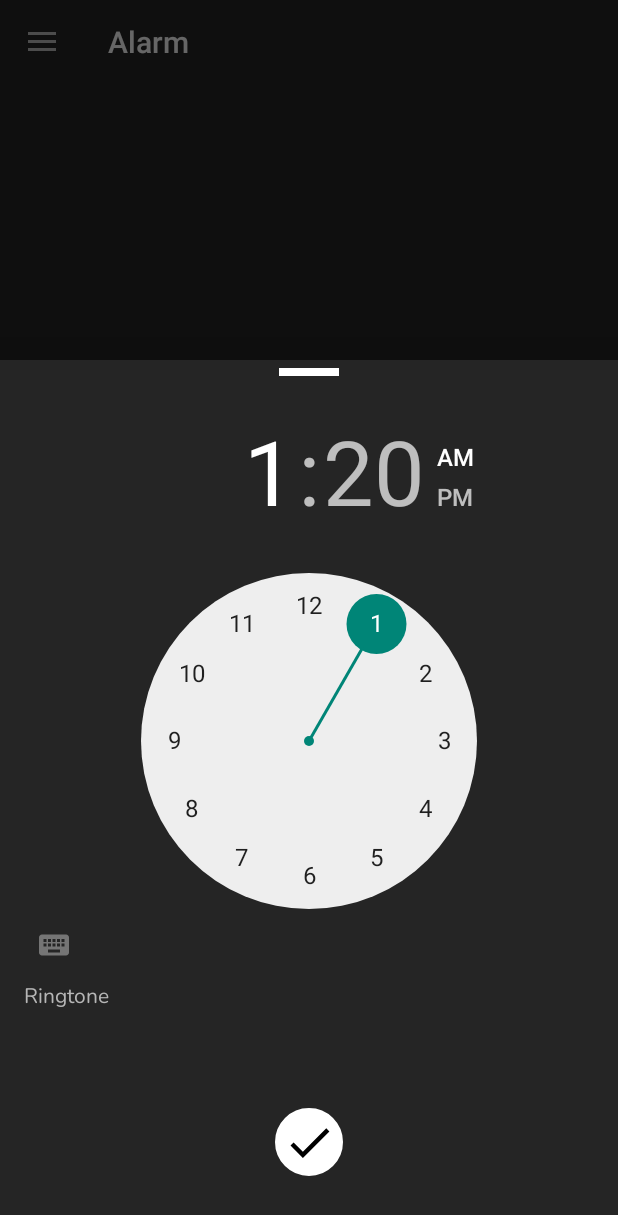
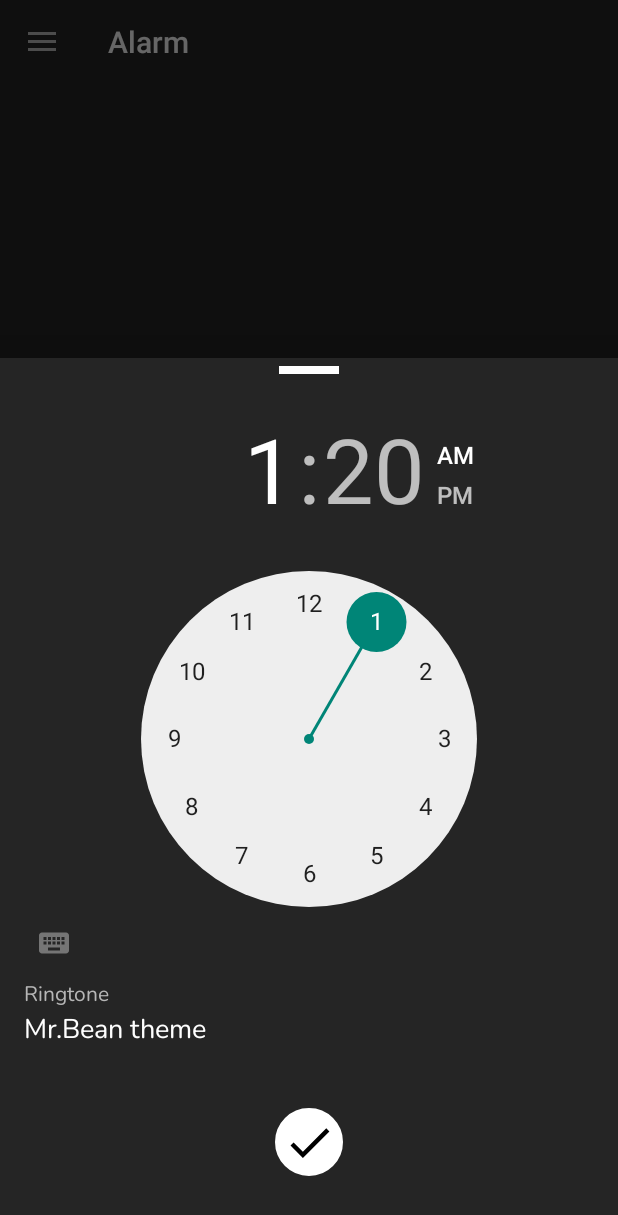
Before and after one commit to Dharun1704/AlarmClock, an Android app: the screen it shows after launch (MainActivity), after a tap on an icon or button, on a phone screen of 412 x 824 dp. Shown: the top 1215 px of the screen. Run offline under Robolectric (Android 15) with nearby library versions, the phone set to English and light mode, and no system bars.

Commit message:
Initial commit

```diff
--- a/app/src/main/AndroidManifest.xml
+++ b/app/src/main/AndroidManifest.xml
@@ -33,9 +33,11 @@
         <meta-data
             android:name="preloaded_fonts"
             android:resource="@array/preloaded_fonts" />
-        <receiver android:name=".AlarmReceiver"
+        <receiver
+            android:process=":remote"
+            android:name=".AlarmReceiver"
             android:enabled="true"
-            android:exported="true"/>
+            android:exported="true" />
     </application>
 
 </manifest>
--- a/app/src/main/java/com/example/clock/AlarmReceiver.java
+++ b/app/src/main/java/com/example/clock/AlarmReceiver.java
@@ -9,8 +9,8 @@ public class AlarmReceiver extends BroadcastReceiver {
     @Override
     public void onReceive(Context context, Intent intent) {
 
-        Intent Alarm = new Intent(context, AlarmScreen.class);
-        Alarm.addFlags(Intent.FLAG_ACTIVITY_NEW_TASK);
-        context.startActivity(Alarm);
+        intent = new Intent(context, AlarmScreen.class);
+        intent.addFlags(Intent.FLAG_ACTIVITY_NEW_TASK);
+        context.startActivity(intent);
     }
 }
--- a/app/src/main/java/com/example/clock/MainActivity.java
+++ b/app/src/main/java/com/example/clock/MainActivity.java
@@ -178,7 +178,7 @@ public class MainActivity extends AppCompatActivity implements SetAlarmSheet.Ala
         SharedPreferences sMinute = getSharedPreferences("AlarmMinute", MODE_PRIVATE);
         almMinute = sMinute.getInt("almMinute", 0);
         SharedPreferences sRingtone = getSharedPreferences("AlarmRingtone", MODE_PRIVATE);
-        alarmRingtone = sRingtone.getString("alarmRingtone", "");
+        alarmRingtone = sRingtone.getString("alarmRingtone", "Mr.Bean theme");
 
         Calendar c = Calendar.getInstance();
         c.set(Calendar.HOUR_OF_DAY, almHour);
@@ -221,7 +221,7 @@ public class MainActivity extends AppCompatActivity implements SetAlarmSheet.Ala
 
     public void startAlarm(Calendar c) {
         AlarmManager alarmManager = (AlarmManager) getSystemService(Context.ALARM_SERVICE);
-        Intent intent = new Intent(MainActivity.this, AlarmReceiver.class);
+        Intent intent = new Intent(getApplicationContext(), AlarmReceiver.class);
         PendingIntent pendingIntent = PendingIntent.getBroadcast(MainActivity.this, 1, intent, 0);
 
         if (c.before(Calendar.getInstance())) {
--- a/app/src/main/java/com/example/clock/SetAlarmSheet.java
+++ b/app/src/main/java/com/example/clock/SetAlarmSheet.java
@@ -43,7 +43,7 @@ public class SetAlarmSheet extends BottomSheetDialogFragment {
 
         SharedPreferences preferences = requireActivity()
                 .getSharedPreferences("RingtoneName", Context.MODE_PRIVATE);
-        fRingtone = preferences.getString("fRingtone", "");
+        fRingtone = preferences.getString("fRingtone", "Mr.Bean theme");
 
         alarmRingtone.setText(fRingtone);
 
```
Also changed, not shown: app/src/main/java/com/example/clock/AlarmScreen.java (+3 -4 lines).
